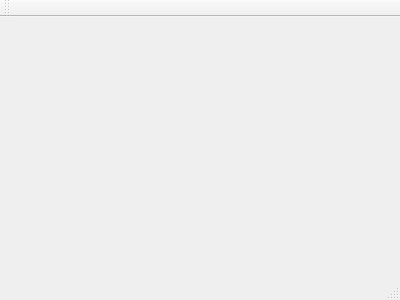
First picture: the form in WebCamCap2/wccmainwindow.ui, repository kaajo/WebCamCap, before the edit.
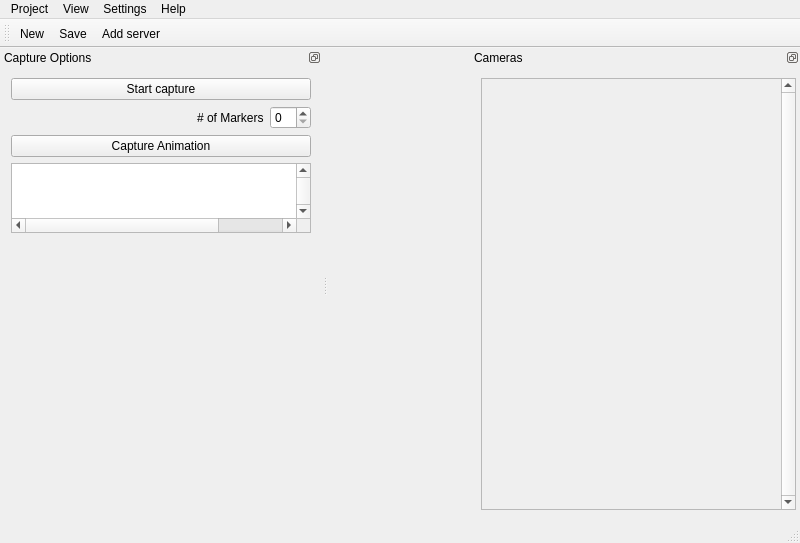
Second picture: the form after the edit.

The edit to the form file:
```diff
--- a/WebCamCap2/wccmainwindow.ui
+++ b/WebCamCap2/wccmainwindow.ui
@@ -1,24 +1,555 @@
 <ui version="4.0">
  <class>WccMainWindow</class>
- <widget class="QMainWindow" name="WccMainWindow" >
-  <property name="geometry" >
+ <widget class="QMainWindow" name="WccMainWindow">
+  <property name="geometry">
    <rect>
     <x>0</x>
     <y>0</y>
-    <width>400</width>
-    <height>300</height>
+    <width>800</width>
+    <height>543</height>
    </rect>
   </property>
-  <property name="windowTitle" >
+  <property name="sizePolicy">
+   <sizepolicy hsizetype="MinimumExpanding" vsizetype="MinimumExpanding">
+    <horstretch>0</horstretch>
+    <verstretch>0</verstretch>
+   </sizepolicy>
+  </property>
+  <property name="minimumSize">
+   <size>
+    <width>800</width>
+    <height>400</height>
+   </size>
+  </property>
+  <property name="sizeIncrement">
+   <size>
+    <width>0</width>
+    <height>0</height>
+   </size>
+  </property>
+  <property name="baseSize">
+   <size>
+    <width>1</width>
+    <height>1</height>
+   </size>
+  </property>
+  <property name="windowTitle">
    <string>WccMainWindow</string>
   </property>
-  <widget class="QMenuBar" name="menuBar" />
-  <widget class="QToolBar" name="mainToolBar" />
-  <widget class="QWidget" name="centralWidget" />
-  <widget class="QStatusBar" name="statusBar" />
+  <widget class="QWidget" name="centralWidget">
+   <property name="sizePolicy">
+    <sizepolicy hsizetype="MinimumExpanding" vsizetype="MinimumExpanding">
+     <horstretch>0</horstretch>
+     <verstretch>0</verstretch>
+    </sizepolicy>
+   </property>
+   <property name="minimumSize">
+    <size>
+     <width>10</width>
+     <height>10</height>
+    </size>
+   </property>
+   <layout class="QHBoxLayout" name="horizontalLayout_3">
+    <item>
+     <layout class="QVBoxLayout" name="openGlLayout">
+      <property name="sizeConstraint">
+       <enum>QLayout::SetDefaultConstraint</enum>
+      </property>
+     </layout>
+    </item>
+   </layout>
+  </widget>
+  <widget class="QMenuBar" name="menuBar">
+   <property name="geometry">
+    <rect>
+     <x>0</x>
+     <y>0</y>
+     <width>800</width>
+     <height>27</height>
+    </rect>
+   </property>
+   <widget class="QMenu" name="menuProject">
+    <property name="title">
+     <string>Project</string>
+    </property>
+    <widget class="QMenu" name="menuRecent_projects">
+     <property name="title">
+      <string>Recent projects</string>
+     </property>
+     <addaction name="separator"/>
+    </widget>
+    <addaction name="actionNewProject"/>
+    <addaction name="menuRecent_projects"/>
+    <addaction name="actionOpenProject"/>
+    <addaction name="actionEditCurrentProject"/>
+    <addaction name="actionSaveCurrentProject"/>
+   </widget>
+   <widget class="QMenu" name="menuView">
+    <property name="title">
+     <string>View</string>
+    </property>
+   </widget>
+   <widget class="QMenu" name="menuHelp">
+    <property name="title">
+     <string>Help</string>
+    </property>
+    <addaction name="actionAbout"/>
+   </widget>
+   <widget class="QMenu" name="menuSettings">
+    <property name="title">
+     <string>Settings</string>
+    </property>
+   </widget>
+   <addaction name="menuProject"/>
+   <addaction name="menuView"/>
+   <addaction name="menuSettings"/>
+   <addaction name="menuHelp"/>
+  </widget>
+  <widget class="QToolBar" name="mainToolBar">
+   <property name="sizePolicy">
+    <sizepolicy hsizetype="MinimumExpanding" vsizetype="Fixed">
+     <horstretch>0</horstretch>
+     <verstretch>0</verstretch>
+    </sizepolicy>
+   </property>
+   <attribute name="toolBarArea">
+    <enum>TopToolBarArea</enum>
+   </attribute>
+   <attribute name="toolBarBreak">
+    <bool>false</bool>
+   </attribute>
+   <addaction name="actionNewProject"/>
+   <addaction name="actionSaveCurrentProject"/>
+   <addaction name="actionAddServer"/>
+  </widget>
+  <widget class="QStatusBar" name="statusBar"/>
+  <widget class="QDockWidget" name="cameraControlDock">
+   <property name="sizePolicy">
+    <sizepolicy hsizetype="Fixed" vsizetype="Expanding">
+     <horstretch>0</horstretch>
+     <verstretch>1</verstretch>
+    </sizepolicy>
+   </property>
+   <property name="minimumSize">
+    <size>
+     <width>330</width>
+     <height>463</height>
+    </size>
+   </property>
+   <property name="maximumSize">
+    <size>
+     <width>330</width>
+     <height>1080</height>
+    </size>
+   </property>
+   <property name="features">
+    <set>QDockWidget::DockWidgetFloatable|QDockWidget::DockWidgetMovable</set>
+   </property>
+   <property name="allowedAreas">
+    <set>Qt::LeftDockWidgetArea|Qt::RightDockWidgetArea</set>
+   </property>
+   <property name="windowTitle">
+    <string>Cameras</string>
+   </property>
+   <attribute name="dockWidgetArea">
+    <number>2</number>
+   </attribute>
+   <widget class="QWidget" name="cameraControlDockContents">
+    <property name="sizePolicy">
+     <sizepolicy hsizetype="Fixed" vsizetype="Maximum">
+      <horstretch>0</horstretch>
+      <verstretch>1</verstretch>
+     </sizepolicy>
+    </property>
+    <property name="maximumSize">
+     <size>
+      <width>330</width>
+      <height>1080</height>
+     </size>
+    </property>
+    <layout class="QHBoxLayout" name="horizontalLayout_2">
+     <item>
+      <widget class="QScrollArea" name="cameraScrollArea">
+       <property name="sizePolicy">
+        <sizepolicy hsizetype="Preferred" vsizetype="Expanding">
+         <horstretch>0</horstretch>
+         <verstretch>0</verstretch>
+        </sizepolicy>
+       </property>
+       <property name="minimumSize">
+        <size>
+         <width>315</width>
+         <height>350</height>
+        </size>
+       </property>
+       <property name="maximumSize">
+        <size>
+         <width>315</width>
+         <height>1080</height>
+        </size>
+       </property>
+       <property name="sizeIncrement">
+        <size>
+         <width>0</width>
+         <height>0</height>
+        </size>
+       </property>
+       <property name="verticalScrollBarPolicy">
+        <enum>Qt::ScrollBarAlwaysOn</enum>
+       </property>
+       <property name="horizontalScrollBarPolicy">
+        <enum>Qt::ScrollBarAlwaysOff</enum>
+       </property>
+       <property name="sizeAdjustPolicy">
+        <enum>QAbstractScrollArea::AdjustToContents</enum>
+       </property>
+       <property name="widgetResizable">
+        <bool>true</bool>
+       </property>
+       <widget class="QWidget" name="cameraScrollAreaWidgetContents">
+        <property name="geometry">
+         <rect>
+          <x>0</x>
+          <y>0</y>
+          <width>315</width>
+          <height>418</height>
+         </rect>
+        </property>
+        <property name="sizePolicy">
+         <sizepolicy hsizetype="Preferred" vsizetype="Preferred">
+          <horstretch>0</horstretch>
+          <verstretch>0</verstretch>
+         </sizepolicy>
+        </property>
+        <property name="minimumSize">
+         <size>
+          <width>315</width>
+          <height>300</height>
+         </size>
+        </property>
+        <property name="maximumSize">
+         <size>
+          <width>315</width>
+          <height>1080</height>
+         </size>
+        </property>
+       </widget>
+      </widget>
+     </item>
+    </layout>
+   </widget>
+  </widget>
+  <widget class="QDockWidget" name="animationControlDock">
+   <property name="sizePolicy">
+    <sizepolicy hsizetype="MinimumExpanding" vsizetype="MinimumExpanding">
+     <horstretch>0</horstretch>
+     <verstretch>0</verstretch>
+    </sizepolicy>
+   </property>
+   <property name="minimumSize">
+    <size>
+     <width>318</width>
+     <height>228</height>
+    </size>
+   </property>
+   <property name="baseSize">
+    <size>
+     <width>1</width>
+     <height>1</height>
+    </size>
+   </property>
+   <property name="features">
+    <set>QDockWidget::DockWidgetFloatable|QDockWidget::DockWidgetMovable</set>
+   </property>
+   <property name="allowedAreas">
+    <set>Qt::LeftDockWidgetArea|Qt::RightDockWidgetArea</set>
+   </property>
+   <property name="windowTitle">
+    <string>Capture Options</string>
+   </property>
+   <attribute name="dockWidgetArea">
+    <number>1</number>
+   </attribute>
+   <widget class="QWidget" name="animationControlDockContents">
+    <property name="sizePolicy">
+     <sizepolicy hsizetype="MinimumExpanding" vsizetype="MinimumExpanding">
+      <horstretch>0</horstretch>
+      <verstretch>0</verstretch>
+     </sizepolicy>
+    </property>
+    <layout class="QVBoxLayout" name="verticalLayout_2">
+     <item>
+      <widget class="QPushButton" name="pushButton">
+       <property name="sizePolicy">
+        <sizepolicy hsizetype="Minimum" vsizetype="Fixed">
+         <horstretch>0</horstretch>
+         <verstretch>0</verstretch>
+        </sizepolicy>
+       </property>
+       <property name="minimumSize">
+        <size>
+         <width>40</width>
+         <height>0</height>
+        </size>
+       </property>
+       <property name="baseSize">
+        <size>
+         <width>0</width>
+         <height>50</height>
+        </size>
+       </property>
+       <property name="text">
+        <string>Start capture</string>
+       </property>
+      </widget>
+     </item>
+     <item>
+      <layout class="QHBoxLayout" name="horizontalLayout">
+       <item>
+        <spacer name="horizontalSpacer">
+         <property name="orientation">
+          <enum>Qt::Horizontal</enum>
+         </property>
+         <property name="sizeHint" stdset="0">
+          <size>
+           <width>40</width>
+           <height>20</height>
+          </size>
+         </property>
+        </spacer>
+       </item>
+       <item>
+        <widget class="QLabel" name="label">
+         <property name="text">
+          <string># of Markers</string>
+         </property>
+        </widget>
+       </item>
+       <item>
+        <widget class="QSpinBox" name="spinBox">
+         <property name="sizePolicy">
+          <sizepolicy hsizetype="Fixed" vsizetype="Fixed">
+           <horstretch>0</horstretch>
+           <verstretch>0</verstretch>
+          </sizepolicy>
+         </property>
+         <property name="accessibleName">
+          <string/>
+         </property>
+         <property name="wrapping">
+          <bool>false</bool>
+         </property>
+        </widget>
+       </item>
+      </layout>
+     </item>
+     <item>
+      <widget class="QPushButton" name="pushButton_2">
+       <property name="text">
+        <string>Capture Animation</string>
+       </property>
+      </widget>
+     </item>
+     <item>
+      <widget class="QTableWidget" name="AnimationsTable">
+       <property name="sizePolicy">
+        <sizepolicy hsizetype="MinimumExpanding" vsizetype="Minimum">
+         <horstretch>0</horstretch>
+         <verstretch>0</verstretch>
+        </sizepolicy>
+       </property>
+       <property name="minimumSize">
+        <size>
+         <width>300</width>
+         <height>0</height>
+        </size>
+       </property>
+       <property name="maximumSize">
+        <size>
+         <width>300</width>
+         <height>300</height>
+        </size>
+       </property>
+       <property name="baseSize">
+        <size>
+         <width>0</width>
+         <height>300</height>
+        </size>
+       </property>
+       <property name="styleSheet">
+        <string notr="true"/>
+       </property>
+       <property name="frameShape">
+        <enum>QFrame::StyledPanel</enum>
+       </property>
+       <property name="frameShadow">
+        <enum>QFrame::Plain</enum>
+       </property>
+       <property name="verticalScrollBarPolicy">
+        <enum>Qt::ScrollBarAlwaysOn</enum>
+       </property>
+       <property name="sizeAdjustPolicy">
+        <enum>QAbstractScrollArea::AdjustToContents</enum>
+       </property>
+       <property name="dragEnabled">
+        <bool>true</bool>
+       </property>
+       <property name="dragDropMode">
+        <enum>QAbstractItemView::InternalMove</enum>
+       </property>
+       <property name="alternatingRowColors">
+        <bool>false</bool>
+       </property>
+       <property name="selectionMode">
+        <enum>QAbstractItemView::SingleSelection</enum>
+       </property>
+       <property name="selectionBehavior">
+        <enum>QAbstractItemView::SelectRows</enum>
+       </property>
+       <property name="gridStyle">
+        <enum>Qt::SolidLine</enum>
+       </property>
+       <property name="sortingEnabled">
+        <bool>false</bool>
+       </property>
+       <property name="cornerButtonEnabled">
+        <bool>true</bool>
+       </property>
+       <property name="rowCount">
+        <number>0</number>
+       </property>
+       <property name="columnCount">
+        <number>4</number>
+       </property>
+       <attribute name="horizontalHeaderVisible">
+        <bool>false</bool>
+       </attribute>
+       <attribute name="horizontalHeaderCascadingSectionResizes">
+        <bool>true</bool>
+       </attribute>
+       <attribute name="horizontalHeaderDefaultSectionSize">
+        <number>80</number>
+       </attribute>
+       <attribute name="horizontalHeaderHighlightSections">
+        <bool>true</bool>
+       </attribute>
+       <attribute name="horizontalHeaderMinimumSectionSize">
+        <number>50</number>
+       </attribute>
+       <attribute name="horizontalHeaderShowSortIndicator" stdset="0">
+        <bool>false</bool>
+       </attribute>
+       <attribute name="horizontalHeaderStretchLastSection">
+        <bool>true</bool>
+       </attribute>
+       <attribute name="verticalHeaderVisible">
+        <bool>false</bool>
+       </attribute>
+       <attribute name="verticalHeaderStretchLastSection">
+        <bool>false</bool>
+       </attribute>
+       <column>
+        <property name="text">
+         <string>Name</string>
+        </property>
+        <property name="font">
+         <font>
+          <weight>75</weight>
+          <bold>true</bold>
+         </font>
+        </property>
+       </column>
+       <column>
+        <property name="text">
+         <string>FPS</string>
+        </property>
+       </column>
+       <column>
+        <property name="text">
+         <string>Length</string>
+        </property>
+       </column>
+       <column>
+        <property name="text">
+         <string>Save</string>
+        </property>
+       </column>
+      </widget>
+     </item>
+     <item>
+      <spacer name="verticalSpacer">
+       <property name="orientation">
+        <enum>Qt::Vertical</enum>
+       </property>
+       <property name="sizeType">
+        <enum>QSizePolicy::MinimumExpanding</enum>
+       </property>
+       <property name="sizeHint" stdset="0">
+        <size>
+         <width>20</width>
+         <height>0</height>
+        </size>
+       </property>
+      </spacer>
+     </item>
+    </layout>
+   </widget>
+  </widget>
+  <action name="actionAbout">
+   <property name="text">
+    <string>About</string>
+   </property>
+  </action>
+  <action name="actionNewProject">
+   <property name="text">
+    <string>New</string>
+   </property>
+   <property name="shortcut">
+    <string>Ctrl+N</string>
+   </property>
+  </action>
+  <action name="actionOpenProject">
+   <property name="text">
+    <string>Open</string>
+   </property>
+   <property name="shortcut">
+    <string>Ctrl+O</string>
+   </property>
+  </action>
+  <action name="actionEditCurrentProject">
+   <property name="text">
+    <string>Edit</string>
+   </property>
+   <property name="shortcut">
+    <string>Ctrl+E</string>
+   </property>
+  </action>
+  <action name="actionSaveCurrentProject">
+   <property name="text">
+    <string>Save</string>
+   </property>
+   <property name="toolTip">
+    <string>Save</string>
+   </property>
+   <property name="shortcut">
+    <string>Ctrl+S</string>
+   </property>
+  </action>
+  <action name="actionAddServer">
+   <property name="text">
+    <string>Add server</string>
+   </property>
+   <property name="toolTip">
+    <string>Add new server for realtime points transfer</string>
+   </property>
+  </action>
+  <action name="actionNew">
+   <property name="text">
+    <string>New</string>
+   </property>
+  </action>
  </widget>
- <layoutDefault spacing="6" margin="11" />
- <pixmapfunction></pixmapfunction>
+ <layoutdefault spacing="6" margin="11"/>
  <resources/>
  <connections/>
 </ui>
```
Left out of the diff: 1 changed line with no effect on the pictures.
